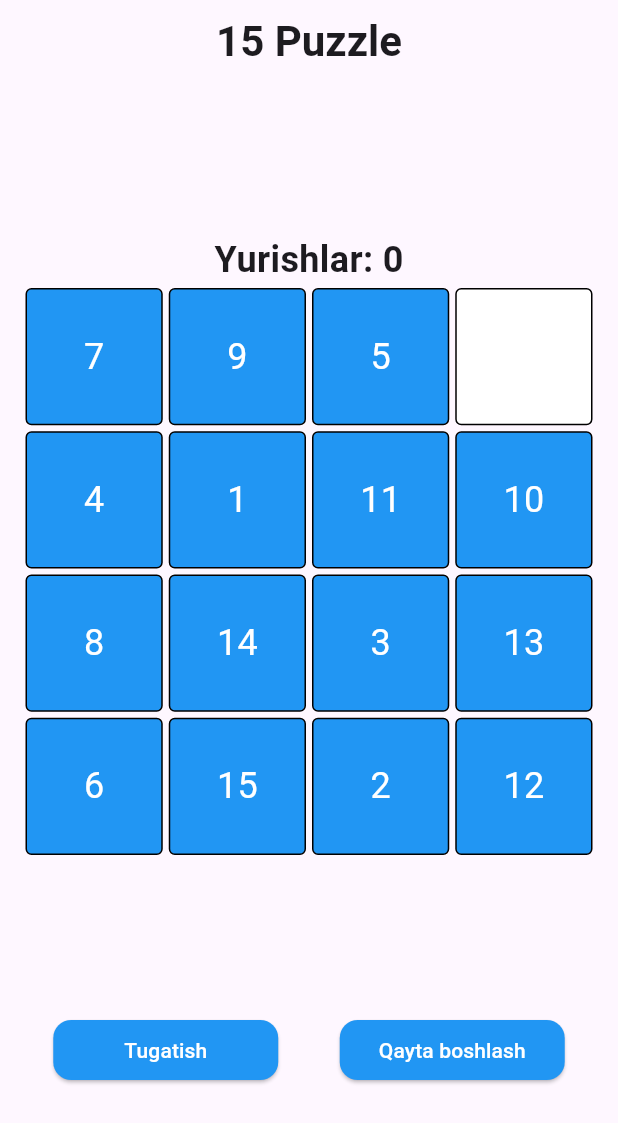
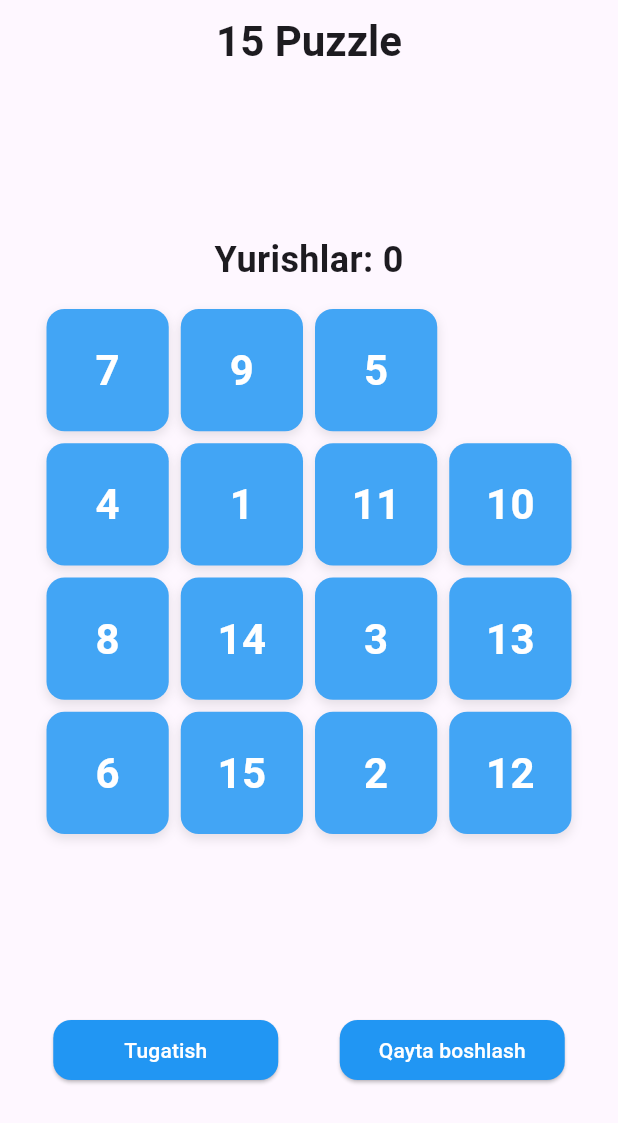
Before and after one commit to TojiddinovMuhammadabdullox/puzzle_15, a Flutter app: the screen it shows after launch, on a phone screen of 412 x 824 dp. Shown: the top 1123 px of the screen. Run offline on Flutter 3.47's test engine with Material 3 defaults, Android fonts, the phone set to English and light mode, and no system bars; our stand-ins replace equatable, flutter_bloc.

```diff
--- a/lib/views/widgets/puzzle_grid.dart
+++ b/lib/views/widgets/puzzle_grid.dart
@@ -12,27 +12,40 @@ class PuzzleGrid extends StatelessWidget {
     return BlocBuilder<PuzzleBloc, PuzzleState>(
       builder: (context, state) {
         return GridView.builder(
+          padding: const EdgeInsets.all(16),
           itemCount: 16,
           gridDelegate: const SliverGridDelegateWithFixedCrossAxisCount(
-              crossAxisCount: 4),
+            crossAxisCount: 4,
+            crossAxisSpacing: 8,
+            mainAxisSpacing: 8,
+          ),
           itemBuilder: (context, index) {
             final tile = state.tiles[index];
             return GestureDetector(
               onTap: () =>
                   PuzzleController(context.read<PuzzleBloc>()).moveTile(tile),
-              child: Container(
-                margin: const EdgeInsets.all(2),
+              child: AnimatedContainer(
+                duration: const Duration(milliseconds: 200),
                 decoration: BoxDecoration(
-                  color: tile == 0 ? Colors.white : Colors.blue,
-                  border: Border.all(color: Colors.black, width: 1),
-                  borderRadius: BorderRadius.circular(4),
+                  color: tile == 0 ? Colors.transparent : Colors.blue.shade400,
+                  borderRadius: BorderRadius.circular(12),
+                  boxShadow: tile == 0
+                      ? []
+                      : [
+                          BoxShadow(
+                            color: Colors.black.withOpacity(0.1),
+                            blurRadius: 5,
+                            offset: const Offset(0, 3),
+                          ),
+                        ],
                 ),
                 child: Center(
                   child: Text(
                     tile == 0 ? '' : tile.toString(),
-                    style: TextStyle(
-                      fontSize: 24,
-                      color: tile == 0 ? Colors.transparent : Colors.white,
+                    style: const TextStyle(
+                      fontSize: 28,
+                      fontWeight: FontWeight.bold,
+                      color: Colors.white,
                     ),
                   ),
                 ),
```
